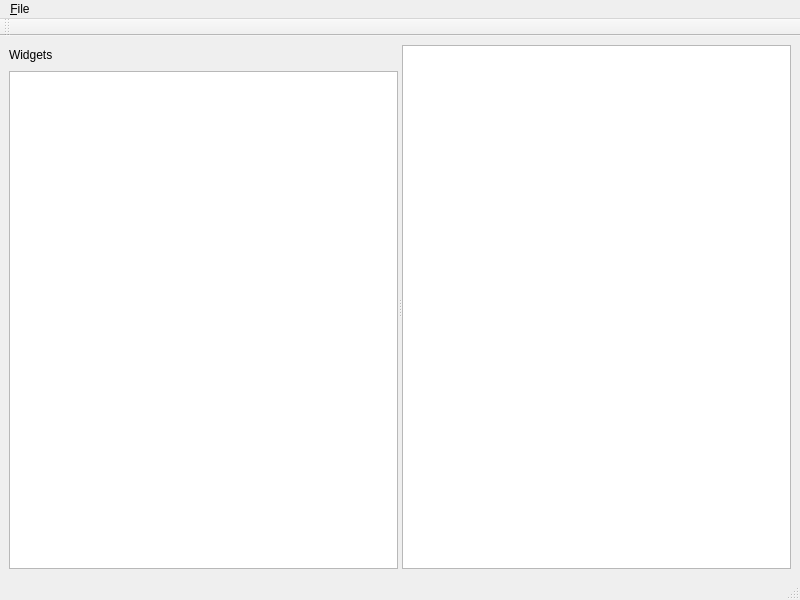
The window that UI/glowbot-mainwindow.ui (textbrowser/glitch) describes before a commit, drawn with Qt 5.
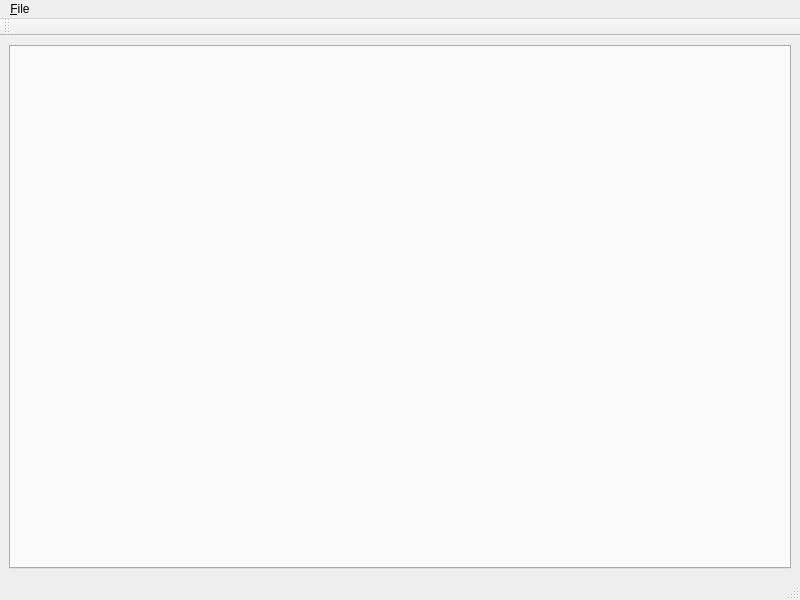
The same window after the commit.

Commit message: New tab widget.

The edit to the form file:
```diff
--- a/UI/glowbot-mainwindow.ui
+++ b/UI/glowbot-mainwindow.ui
@@ -16,43 +16,7 @@
   <widget class="QWidget" name="centralwidget">
    <layout class="QVBoxLayout" name="verticalLayout_2">
     <item>
-     <widget class="QSplitter" name="splitter">
-      <property name="orientation">
-       <enum>Qt::Horizontal</enum>
-      </property>
-      <widget class="QWidget" name="layoutWidget">
-       <layout class="QVBoxLayout" name="verticalLayout">
-        <item>
-         <layout class="QHBoxLayout" name="horizontalLayout">
-          <item>
-           <widget class="QLabel" name="label">
-            <property name="text">
-             <string>Widgets</string>
-            </property>
-           </widget>
-          </item>
-          <item>
-           <spacer name="horizontalSpacer">
-            <property name="orientation">
-             <enum>Qt::Horizontal</enum>
-            </property>
-            <property name="sizeHint" stdset="0">
-             <size>
-              <width>40</width>
-              <height>20</height>
-             </size>
-            </property>
-           </spacer>
-          </item>
-         </layout>
-        </item>
-        <item>
-         <widget class="QListWidget" name="widgets"/>
-        </item>
-       </layout>
-      </widget>
-      <widget class="QGraphicsView" name="arena"/>
-     </widget>
+     <widget class="QTabWidget" name="tabWidget"/>
     </item>
    </layout>
   </widget>
```
Left out of the diff: 25 changed lines with no effect on the pictures. The commit also changes 1 other file.
